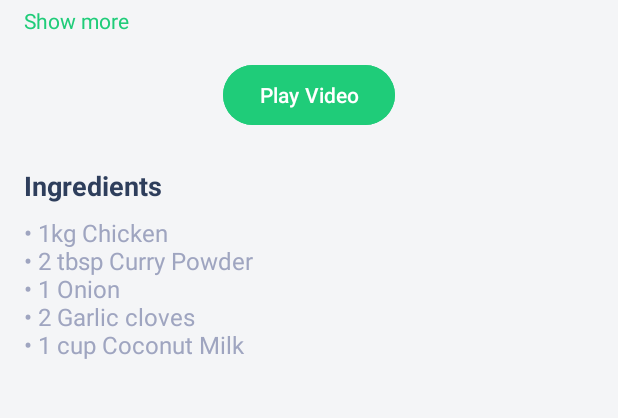
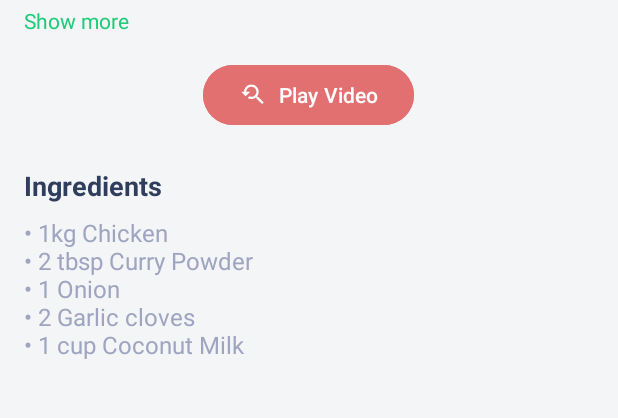
Before and after one commit to mariayousef/RecipeApp, an Android app: the layout fragment_recipe_detail.xml on its own in the app's theme, with its tools: preview values and no code run, on a phone screen of 412 x 824 dp, the part 518-936 px from its top. Run offline under Robolectric (Android 15) with nearby library versions, the phone set to English and light mode, and no system bars.

Commit message:
edit fragment recipe details

```diff
--- /dev/null
+++ b/app/src/main/res/drawable/baseline_youtube_searched_for_24.xml
@@ -0,0 +1,5 @@
+<vector xmlns:android="http://schemas.android.com/apk/res/android" android:height="24dp" android:tint="#000000" android:viewportHeight="24" android:viewportWidth="24" android:width="24dp">
+
+    <path android:fillColor="@android:color/white" android:pathData="M17.01,14h-0.8l-0.27,-0.27c0.98,-1.14 1.57,-2.61 1.57,-4.23 0,-3.59 -2.91,-6.5 -6.5,-6.5s-6.5,3 -6.5,6.5H2l3.84,4 4.16,-4H6.51C6.51,7 8.53,5 11.01,5s4.5,2.01 4.5,4.5c0,2.48 -2.02,4.5 -4.5,4.5 -0.65,0 -1.26,-0.14 -1.82,-0.38L7.71,15.1c0.97,0.57 2.09,0.9 3.3,0.9 1.61,0 3.08,-0.59 4.22,-1.57l0.27,0.27v0.79l5.01,4.99L22,19l-4.99,-5z"/>
+
+</vector>
--- a/app/src/main/res/layout/fragment_recipe_detail.xml
+++ b/app/src/main/res/layout/fragment_recipe_detail.xml
@@ -1,5 +1,6 @@
 <?xml version="1.0" encoding="utf-8"?>
 <ScrollView xmlns:android="http://schemas.android.com/apk/res/android"
+    xmlns:app="http://schemas.android.com/apk/res-auto"
     android:id="@+id/scrollView"
     android:layout_width="match_parent"
     android:layout_height="match_parent"
@@ -12,7 +13,6 @@
         android:layout_height="wrap_content"
         android:orientation="vertical">
 
-        <!-- Recipe Image -->
         <ImageView
             android:id="@+id/iv_recipe_image"
             android:layout_width="match_parent"
@@ -21,7 +21,6 @@
             android:src="@drawable/ic_launcher_background"
             android:layout_marginBottom="16dp" />
 
-        <!-- Recipe Title -->
         <TextView
             android:id="@+id/tv_title"
             android:layout_width="match_parent"
@@ -52,15 +51,19 @@
         android:textSize="14sp"
         android:layout_marginBottom="16dp" />
 
-        <Button
+        <com.google.android.material.button.MaterialButton
             android:id="@+id/btn_play_video"
             android:layout_width="wrap_content"
             android:layout_height="wrap_content"
             android:text="Play Video"
             android:textColor="#FFFFFF"
-            android:backgroundTint="#1FCC79"
             android:layout_gravity="center_horizontal"
-            android:layout_marginBottom="24dp" />
+            android:layout_marginBottom="24dp"
+            android:backgroundTint="#E27070"
+            app:icon="@drawable/baseline_youtube_searched_for_24"
+            app:iconGravity="textStart"
+            app:iconPadding="8dp" />
+
 
         <TextView
             android:id="@+id/tv_ingredients_title"
```
